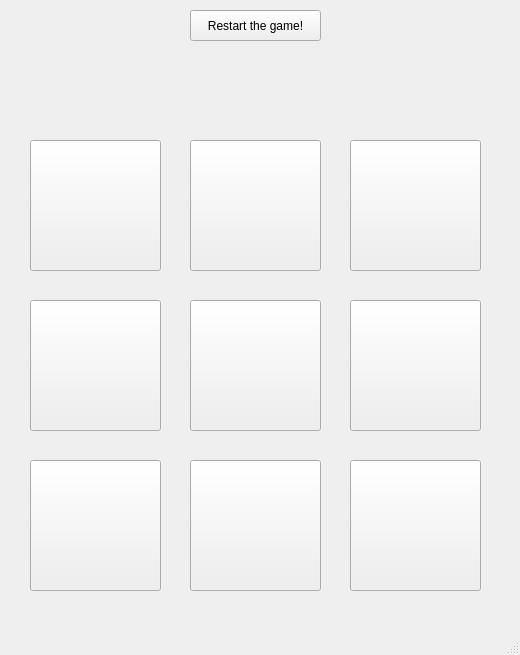
Qt form tic_tac_toe/mainwindow.ui (barabasizsolt/Tic-Tac-Toe) before a commit.
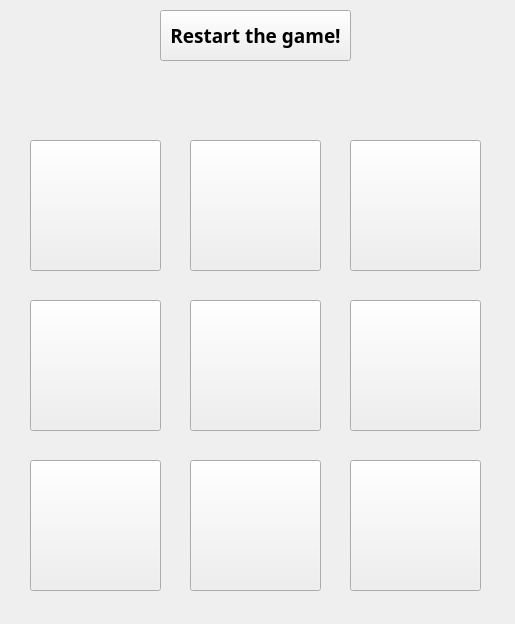
The same form after that commit.

```diff
--- a/tic_tac_toe/mainwindow.ui
+++ b/tic_tac_toe/mainwindow.ui
@@ -6,8 +6,8 @@
    <rect>
     <x>0</x>
     <y>0</y>
-    <width>520</width>
-    <height>655</height>
+    <width>515</width>
+    <height>624</height>
    </rect>
   </property>
   <property name="windowTitle">
@@ -179,15 +179,18 @@
    <widget class="QPushButton" name="buttonReset">
     <property name="geometry">
      <rect>
-      <x>190</x>
+      <x>160</x>
       <y>10</y>
-      <width>131</width>
-      <height>31</height>
+      <width>191</width>
+      <height>51</height>
      </rect>
     </property>
     <property name="font">
      <font>
-      <pointsize>9</pointsize>
+      <family>MV Boli</family>
+      <pointsize>14</pointsize>
+      <weight>75</weight>
+      <bold>true</bold>
      </font>
     </property>
     <property name="text">
@@ -197,15 +200,16 @@
    <widget class="QLabel" name="current">
     <property name="geometry">
      <rect>
-      <x>160</x>
-      <y>60</y>
-      <width>191</width>
-      <height>41</height>
+      <x>80</x>
+      <y>70</y>
+      <width>351</width>
+      <height>61</height>
      </rect>
     </property>
     <property name="font">
      <font>
-      <pointsize>16</pointsize>
+      <family>MV Boli</family>
+      <pointsize>21</pointsize>
      </font>
     </property>
     <property name="text">
@@ -223,7 +227,6 @@
     </rect>
    </property>
   </widget>
-  <widget class="QStatusBar" name="statusbar"/>
  </widget>
  <resources/>
  <connections/>
```
Left out of the diff: 11 changed lines with no effect on the pictures.
